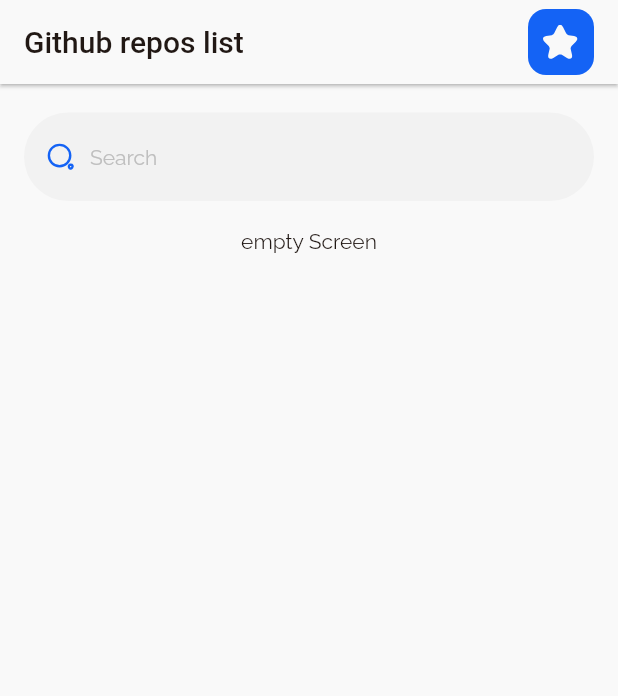
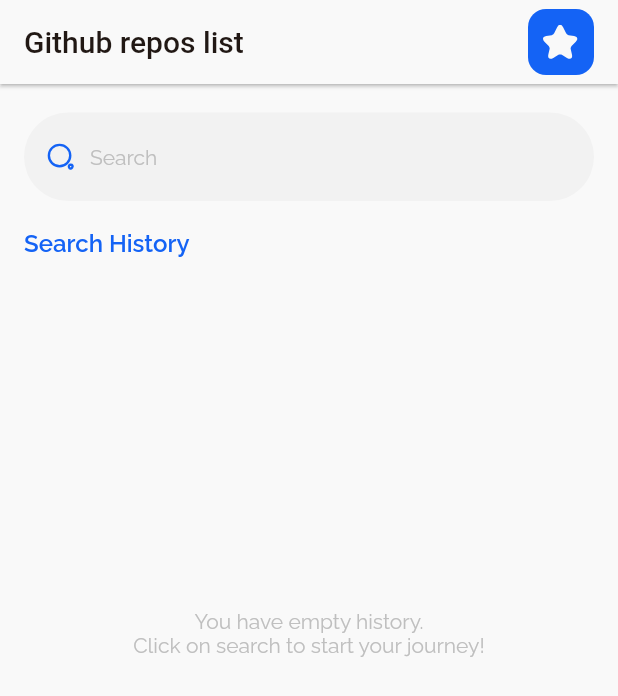
Before and after one commit to valerii-kostynskyi/repo_list, a Flutter app: the screen it shows after launch, on a phone screen of 412 x 824 dp. Shown: the top 696 px of the screen. Run offline on Flutter 3.47's test engine with Material 2 defaults, Android fonts, the phone set to English and light mode, and no system bars; drawn by our look-alikes of lazy_load_scrollview; our stand-ins replace flutter_svg, get, hive, hive_flutter; accounts and stored records are empty.

Commit message:
favorite scree and refactor

```diff
--- a/lib/const.dart
+++ b/lib/const.dart
@@ -1 +1,19 @@
 const String apiUrl = 'https://api.github.com';
+const apiRequsetPerPage = '15';
+
+// text
+const appTitle = 'Search App';
+
+//home
+const whatWeFoundTitle = 'What we have found';
+const homeScreenAppBarTitle = 'Github repos list';
+const searchHint = 'Search';
+const searchHistoryTitle = 'Search History';
+const clearHistoryTitle = 'Clear History';
+const emptyHistoryMessage =
+    'You have empty history.\nClick on search to start your journey!';
+
+//favorite
+const emptyFavoriteMessage =
+    'You have no favorites.,\nClick on star while searching to add first favorite';
+const favoriteScreenAppBarTitle = 'Favorite repos list';
--- a/lib/presentation/home_screen/home_screen.dart
+++ b/lib/presentation/home_screen/home_screen.dart
@@ -1,5 +1,6 @@
 import 'package:flutter/material.dart';
 import 'package:get/get.dart';
+import 'package:repo_list/const.dart';
 import 'package:repo_list/presentation/home_screen/home_controller.dart';
 import 'package:repo_list/presentation/widget/custom_button_widget.dart';
 import 'package:repo_list/presentation/widget/custom_list.dart';
@@ -13,64 +14,101 @@
   @override
   Widget build(BuildContext context) {
     return Scaffold(
-      appBar: AppBar(
-        title: const Text('Github repos list'),
+      appBar: _appBar(),
+      body: Column(
+        children: [
+          _searchBar(),
+          _content(),
+        ],
+      ),
+    );
+  }
+
+  AppBar _appBar() {
+    return AppBar(
+      title: const Text(homeScreenAppBarTitle),
       actions: [
         CustomButtonWidget(
-            onTap: () => controller.openFavoritePage(),
+          onTap: () => controller.navigateToFavoriteScreen(),
           icon: 'icon_star',
         ),
       ],
-      ),
-      body: Column(
+    );
+  }
+
+  Widget _searchBar() {
+    return Obx(
+      () => Container(
+        width: Get.width,
+        decoration: BoxDecoration(color: Get.theme.scaffoldBackgroundColor),
+        child: Padding(
+          padding: const EdgeInsets.symmetric(horizontal: 16),
+          child: Column(
+            mainAxisAlignment: MainAxisAlignment.start,
+            crossAxisAlignment: CrossAxisAlignment.start,
             children: [
-          Obx(
-            () => Padding(
-              padding: const EdgeInsets.all(16),
-              child: InputTextFieldWidget(
-                hintText: 'Search',
+              const SizedBox(height: 16),
+              InputTextFieldWidget(
+                hintText: searchHint,
                 isShowSuffixIconAsset: controller.isShowClearIcon.value,
                 controller: controller.searchController,
                 onChanged: (value) => controller.search(value),
                 focused: controller.focused.value,
                 onTap: () => controller.changeFocus(),
+                onSuffixTap: () => controller.clearSearchController(),
+              ),
+              if (controller.repositoryListRx.isNotEmpty)
+                Padding(
+                  padding:
+                      const EdgeInsets.symmetric(horizontal: 16, vertical: 8),
+                  child: Text(
+                    whatWeFoundTitle,
+                    style: Get.textTheme.headlineMedium,
+                  ),
+                ),
+            ],
           ),
         ),
       ),
-          Expanded(
+    );
+  }
+
+  Widget _content() {
+    return Expanded(
       child: Obx(
-              () => controller.repositoryListRx.isNotEmpty ||
-                      controller.isLoading.value
-                  ? CustomList(
+        () =>
+            controller.repositoryListRx.isNotEmpty || controller.isLoading.value
+                ? _repositoryList()
+                : _searchHistory(),
+      ),
+    );
+  }
+
+  Widget _repositoryList() {
+    return CustomList(
       bottomSpace: 0,
       count: controller.repositoryListRx.length,
       onBuildItem: (index) => ItemRepositoryWidget(
         repositoryItem: controller.repositoryListRx[index],
-                        onTap: () => controller.toggleFavorite(
-                          controller.repositoryListRx[index],
-                        ),
+        onTap: () =>
+            controller.toggleFavorite(controller.repositoryListRx[index]),
       ),
       onPullToRefresh: () => controller.getRepositoryList(
         searchText: controller.searchController.text,
         reset: true,
       ),
       onEndOfPage: () => controller.getRepositoryList(
-                        searchText: controller.searchController.text,
-                      ),
+          searchText: controller.searchController.text),
       isLoading: controller.isLoading.value,
-                    )
-                  : controller.listSearch.isNotEmpty
-                      ? HistorySearchListWidget(
+      firstLoadingScreen: controller.isFirstLoadingScreen.value,
+    );
+  }
+
+  Widget _searchHistory() {
+    return HistorySearchListWidget(
       list: controller.listSearch,
-                          onTap: (value) {
-                            controller.addValueToSearchBar(value);
-                          },
-                        )
-                      : const Text('empty Screen'),
-            ),
-          ),
-        ],
-      ),
+      onTap: (value) => controller.addValueToSearchBar(value),
+      onClearButtonTap: () => controller.clearHistory(),
     );
   }
 }
--- a/lib/presentation/loading/loading_controller.dart
+++ b/lib/presentation/loading/loading_controller.dart
@@ -2,10 +2,14 @@
 import 'package:repo_list/routes/app_pages.dart';
 
 class LoadingController extends GetxController {
-  final dummyValue = 0;
+  final controllerInitializer = 0;
   @override
   void onInit() {
     super.onInit();
+    _redirectToHomeAfterDelay();
+  }
+
+  void _redirectToHomeAfterDelay() {
     Future.delayed(const Duration(milliseconds: 1000), () {
       Get.offAllNamed(Routes.HOME_SCREEN);
     });
--- a/lib/presentation/widget/custom_list.dart
+++ b/lib/presentation/widget/custom_list.dart
@@ -1,5 +1,7 @@
+import 'package:flutter/cupertino.dart';
 import 'package:flutter/material.dart';
 import 'package:lazy_load_scrollview/lazy_load_scrollview.dart';
+import 'package:repo_list/style/app_colors.dart';
 
 class CustomList extends StatelessWidget {
   final double? height;
@@ -63,7 +65,9 @@
 
   Widget loadingPanel() {
     return const Center(
-      child: CircularProgressIndicator(),
+      child: CupertinoActivityIndicator(
+        color: AppColors.divider,
+      ),
     );
   }
 
--- /dev/null
+++ b/lib/presentation/widget/empty_screen.dart
@@ -0,0 +1,25 @@
+import 'package:flutter/material.dart';
+import 'package:get/get.dart';
+
+class EmptyScreen extends StatelessWidget {
+  final String text;
+
+  const EmptyScreen({
+    super.key,
+    required this.text,
+  });
+
+  @override
+  Widget build(BuildContext context) {
+    return SizedBox(
+      height: 500,
+      child: Center(
+        child: Text(
+          text,
+          textAlign: TextAlign.center,
+          style: Get.textTheme.bodySmall,
+        ),
+      ),
+    );
+  }
+}
--- a/lib/presentation/widget/history_search_list_widget.dart
+++ b/lib/presentation/widget/history_search_list_widget.dart
@@ -1,13 +1,21 @@
 import 'package:flutter/material.dart';
 import 'package:get/get.dart';
+import 'package:repo_list/const.dart';
+import 'package:repo_list/presentation/widget/custom_list.dart';
+import 'package:repo_list/presentation/widget/empty_screen.dart';
 
 class HistorySearchListWidget extends StatelessWidget {
-  final void Function(String)? onTap;
-  final List<String> list;
+  // Functions
+  final void Function(String) onTap;
+  final Function() onClearButtonTap;
+
+  // Rx
+  final RxList<String> list;
 
   const HistorySearchListWidget({
     super.key,
     required this.onTap,
+    required this.onClearButtonTap,
     required this.list,
   });
 
@@ -19,26 +27,46 @@
         crossAxisAlignment: CrossAxisAlignment.stretch,
         mainAxisSize: MainAxisSize.min,
         children: [
-          Text(
-            'Search History',
-            style: Get.textTheme.headlineMedium,
+          const SizedBox(height: 16),
+          Obx(
+            () => Row(
+              mainAxisAlignment: MainAxisAlignment.spaceBetween,
+              crossAxisAlignment: CrossAxisAlignment.center,
+              children: [
+                Text(
+                  searchHistoryTitle,
+                  style: Get.textTheme.headlineMedium,
+                ),
+                if (list.isNotEmpty)
+                  InkWell(
+                    onTap: onClearButtonTap,
+                    child: Text(
+                      clearHistoryTitle,
+                      style: Get.textTheme.headlineMedium!.copyWith(
+                        decoration: TextDecoration.underline,
+                        fontSize: 12,
+                      ),
+                    ),
+                  ),
+              ],
+            ),
           ),
           Expanded(
-            child: ListView.builder(
-              physics: const NeverScrollableScrollPhysics(),
-              itemCount: list.length,
-              itemBuilder: (BuildContext context, int index) {
-                return Padding(
+            child: Obx(
+              () => CustomList(
+                emptyListMessage: const EmptyScreen(text: emptyHistoryMessage),
+                count: list.length,
+                onBuildItem: (index) => Padding(
                   padding: const EdgeInsets.symmetric(vertical: 4),
                   child: ListTile(
                     title: Text(
                       list[index],
                       textAlign: TextAlign.left,
                     ),
-                    onTap: () => onTap?.call(list[index]),
+                    onTap: () => onTap.call(list[index]),
                   ),
-                );
-              },
+                ),
+              ),
             ),
           ),
         ],
--- a/lib/presentation/widget/input_text_field_widget.dart
+++ b/lib/presentation/widget/input_text_field_widget.dart
@@ -28,6 +28,7 @@
   final TextStyle? hintStyle;
   final bool focused;
   final Function()? onTap;
+  final Function()? onSuffixTap;
 
   InputTextFieldWidget({
     Key? key,
@@ -52,6 +53,7 @@
     this.hintStyle,
     this.focused = false,
     this.onTap,
+    this.onSuffixTap,
   }) : super(key: key) {
     if (focused) {
       focusNode.requestFocus();
@@ -95,15 +97,16 @@
                   color: Get.theme.colorScheme.primary,
                 ),
               ),
-              suffixIcon: isShowSuffixIconAsset
+              suffixIcon: focused
                   ? Padding(
                       padding: const EdgeInsets.only(
                         right: 15.0,
                         left: 10.0,
                       ),
                       child: SVGIcon(
+                        onTap: onSuffixTap,
                         icon: 'icon_close',
-                        color: Get.theme.dividerColor,
+                        color: Get.theme.colorScheme.primary,
                       ),
                     )
                   : null,
```
Also changed, not shown: lib/data/impl/api_data_source_impl.dart (+14 -6 lines), lib/domain/entity/search_entity.dart (deleted, +0 -7 lines), lib/presentation/favorite_screen/favorite_controller.dart (+5 -2 lines), lib/presentation/favorite_screen/favorite_screen.dart (+16 -5 lines), lib/presentation/home_screen/home_controller.dart (+60 -29 lines), lib/presentation/loading/loading_screen.dart (+17 -4 lines). Lines whose indentation alone changed are shown as unchanged.
